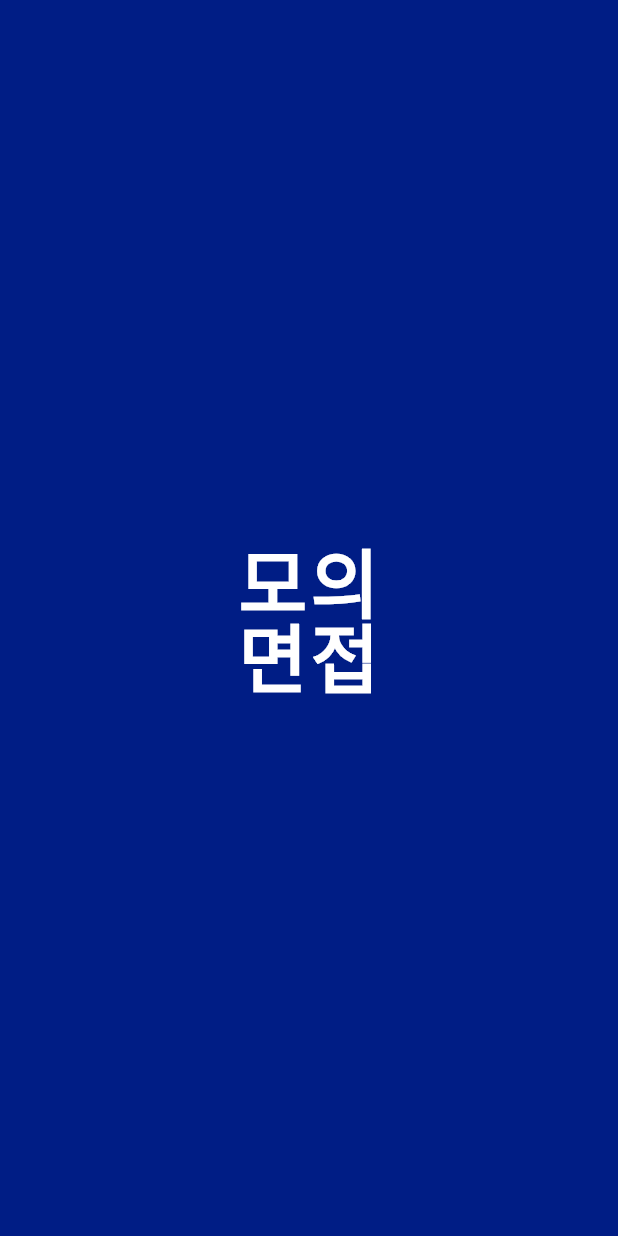
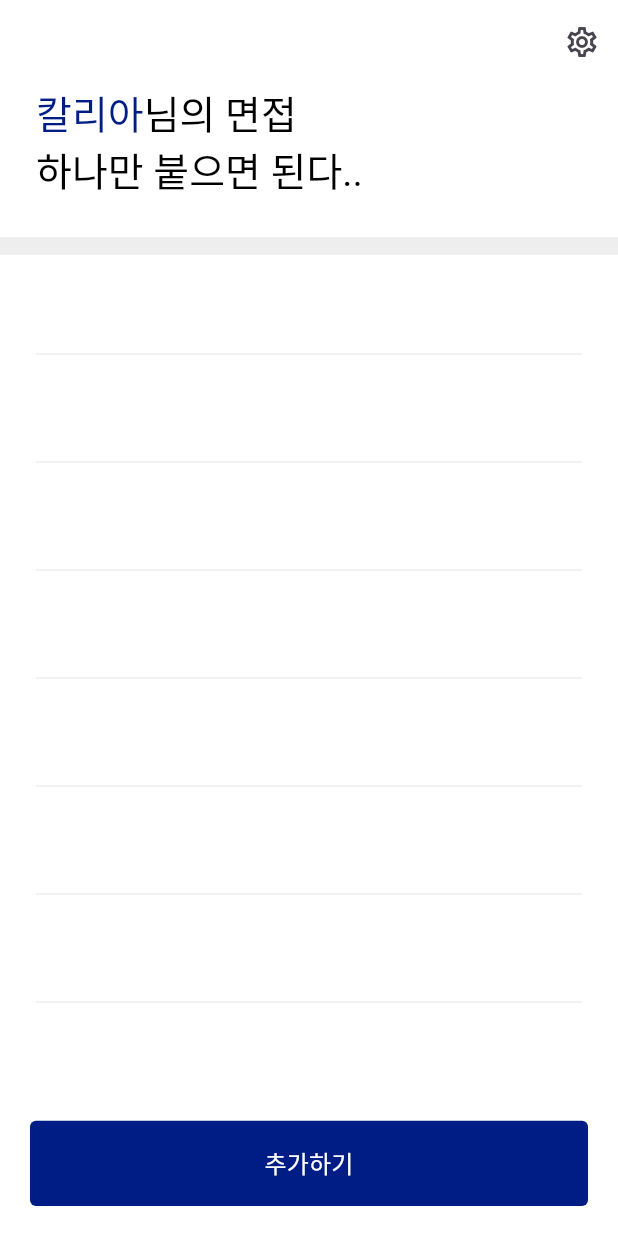
Before and after one commit to eqqmayo/moi-interview, a Flutter app: the first screen one second after launch, on a phone screen of 412 x 824 dp. Run offline on Flutter 3.47's test engine with Material 3 defaults, Android fonts, the phone set to English and light mode, and no system bars; our stand-ins replace go_router; Roboto replaces fonts that are missing (Pretendard).

Commit message:
ui: HomeScreen, DefaultDialog 구현

```diff
--- a/lib/presentation/components/default_button.dart
+++ b/lib/presentation/components/default_button.dart
@@ -15,7 +15,7 @@ class DefaultButton extends StatelessWidget {
   @override
   Widget build(BuildContext context) {
     return Padding(
-      padding: const EdgeInsets.symmetric(horizontal: 20.0, vertical: 20.0),
+      padding: const EdgeInsets.all(20.0),
       child: SizedBox(
         width: double.infinity,
         height: getHeight(56),
--- a/lib/presentation/components/default_text_field.dart
+++ b/lib/presentation/components/default_text_field.dart
@@ -31,7 +31,7 @@ class DefaultTextField extends StatelessWidget {
           cursorWidth: 1.0,
           decoration: InputDecoration(
             hintText: palceHolder,
-            hintStyle: TextStyles.colorCaption,
+            hintStyle: TextStyles.colorCaption(ColorStyles.gray4),
             enabledBorder: const UnderlineInputBorder(
               borderSide: BorderSide(color: ColorStyles.gray3, width: 1.0),
             ),
--- /dev/null
+++ b/lib/presentation/screens/home/home_screen.dart
@@ -0,0 +1,71 @@
+import 'package:flutter/material.dart';
+import 'package:go_router/go_router.dart';
+import 'package:moi_interview/presentation/components/default_button.dart';
+import 'package:moi_interview/presentation/components/default_dialog.dart';
+import 'package:moi_interview/utils/color_styles.dart';
+import 'package:moi_interview/utils/text_styles.dart';
+
+class HomeScreen extends StatelessWidget {
+  const HomeScreen({super.key});
+
+  @override
+  Widget build(BuildContext context) {
+    return Scaffold(
+      backgroundColor: ColorStyles.white,
+      appBar: AppBar(
+        backgroundColor: ColorStyles.white,
+        actions: [
+          IconButton(
+              onPressed: () {}, icon: const Icon(Icons.settings_outlined))
+        ],
+      ),
+      body: SafeArea(
+        child: Column(
+          crossAxisAlignment: CrossAxisAlignment.start,
+          children: [
+            Padding(
+              padding: const EdgeInsets.fromLTRB(24.0, 0, 24.0, 24.0),
+              child: RichText(
+                text: TextSpan(
+                  children: [
+                    TextSpan(text: '칼리아', style: TextStyles.colorHeading),
+                    const TextSpan(text: '님의 면접\n', style: TextStyles.heading),
+                    const TextSpan(
+                        text: '하나만 붙으면 된다..', style: TextStyles.heading),
+                  ],
+                ),
+              ),
+            ),
+            const Divider(color: ColorStyles.gray5, thickness: 12),
+            Expanded(
+              child: ListView.separated(
+                padding: const EdgeInsets.symmetric(horizontal: 24.0),
+                itemCount: 10,
+                separatorBuilder: (context, index) => const Divider(
+                  color: ColorStyles.gray5,
+                  thickness: 1,
+                ),
+                itemBuilder: (context, index) {
+                  return const ListTile();
+                },
+              ),
+            ),
+            DefaultButton(
+              title: '추가하기',
+              onPressed: () {
+                showDialog(
+                    context: context,
+                    builder: (context) {
+                      return const DefaultDialog(
+                        title: '제목 입력',
+                        placeHolder: ' 제목을 입력하세요',
+                      );
+                    });
+              },
+            ),
+          ],
+        ),
+      ),
+    );
+  }
+}
--- a/lib/router.dart
+++ b/lib/router.dart
@@ -1,17 +1,22 @@
 import 'package:go_router/go_router.dart';
+import 'package:moi_interview/presentation/screens/home/home_screen.dart';
 import 'package:moi_interview/presentation/screens/sign_up/sign_up_screen.dart';
 import 'package:moi_interview/presentation/screens/splash/splash_screen.dart';
 
 final router = GoRouter(
-  initialLocation: '/splash',
+  initialLocation: '/home',
   routes: [
     GoRoute(
-      path: '/splash',
+      path: '/',
       builder: (context, state) => const SplashScreen(),
     ),
     GoRoute(
       path: '/sign_up',
       builder: (context, state) => const SignUpScreen(),
+    ),
+    GoRoute(
+      path: '/home',
+      builder: (context, state) => const HomeScreen(),
     )
   ],
 );
--- a/lib/utils/color_styles.dart
+++ b/lib/utils/color_styles.dart
@@ -6,6 +6,7 @@ abstract class ColorStyles {
   static const Color gray2 = Color(0xFF797979);
   static const Color gray3 = Color(0xFFE5E5EC);
   static const Color gray4 = Color(0xFFD9D9D9);
+  static const Color gray5 = Color(0xFFEEEEEE);
   static const Color white = Color(0xFFFFFFFF);
 
   static const Color primary = Color(0xFF001D85);
--- a/lib/utils/text_styles.dart
+++ b/lib/utils/text_styles.dart
@@ -9,15 +9,32 @@ abstract class TextStyles {
 
   static TextStyle colorHeading = heading.copyWith(color: ColorStyles.primary);
 
+  static const TextStyle subHeading = TextStyle(
+    color: ColorStyles.black,
+    fontSize: 18,
+    fontWeight: FontWeight.w600,
+  );
+
   static const TextStyle body = TextStyle(
     color: ColorStyles.black,
     fontSize: 20,
   );
+
+  static TextStyle colorBody = body.copyWith(color: ColorStyles.primary);
+
+  static const TextStyle body2 = TextStyle(
+    color: ColorStyles.black,
+    fontSize: 16,
+  );
+
+  static TextStyle colorBody2 = body2.copyWith(color: ColorStyles.primary);
 
   static const TextStyle caption = TextStyle(
     color: ColorStyles.black,
     fontSize: 15,
   );
 
-  static TextStyle colorCaption = caption.copyWith(color: ColorStyles.gray1);
+  static TextStyle colorCaption(Color color) {
+    return caption.copyWith(color: color);
+  }
 }
```
Also changed, not shown: lib/presentation/components/default_dialog.dart (added, +80 -0 lines), lib/presentation/screens/sign_up/sign_up_screen.dart (+7 -1 lines).
